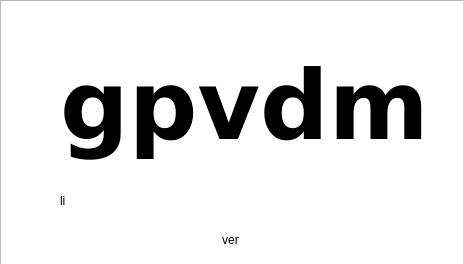
This is ui/splash.ui in xj361685640/gpvdm as Qt 5 draws it before an edit. The edited form follows.
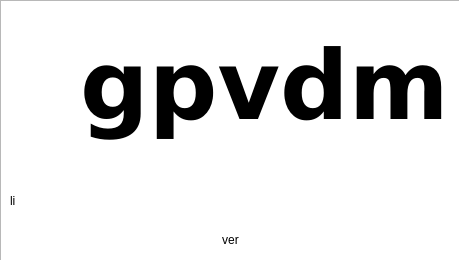
This is the edited form.

The edit to the form file:
```diff
--- a/ui/splash.ui
+++ b/ui/splash.ui
@@ -6,8 +6,8 @@
    <rect>
     <x>0</x>
     <y>0</y>
-    <width>463</width>
-    <height>264</height>
+    <width>459</width>
+    <height>260</height>
    </rect>
   </property>
   <property name="windowTitle">
@@ -16,8 +16,8 @@
   <widget class="QLabel" name="label">
    <property name="geometry">
     <rect>
-     <x>60</x>
-     <y>40</y>
+     <x>80</x>
+     <y>20</y>
      <width>371</width>
      <height>131</height>
     </rect>
@@ -53,7 +53,7 @@
   <widget class="QLabel" name="li">
    <property name="geometry">
     <rect>
-     <x>60</x>
+     <x>10</x>
      <y>170</y>
      <width>401</width>
      <height>61</height>
@@ -74,8 +74,8 @@
     <rect>
      <x>0</x>
      <y>0</y>
-     <width>471</width>
-     <height>271</height>
+     <width>461</width>
+     <height>261</height>
     </rect>
    </property>
   </widget>
```
